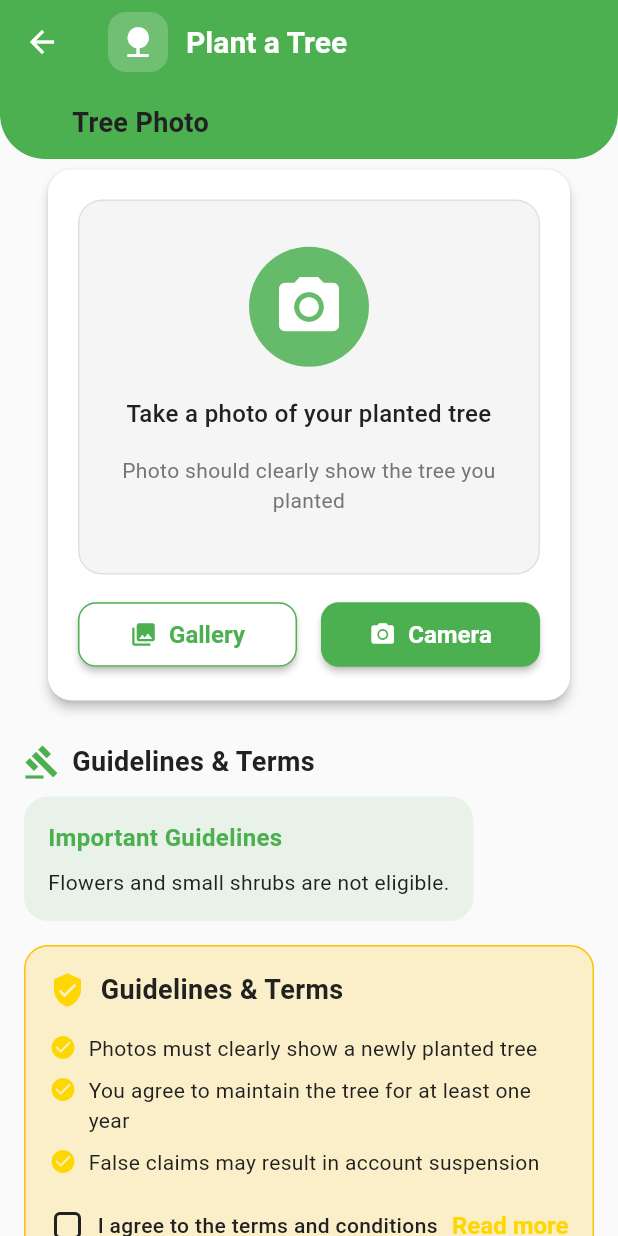
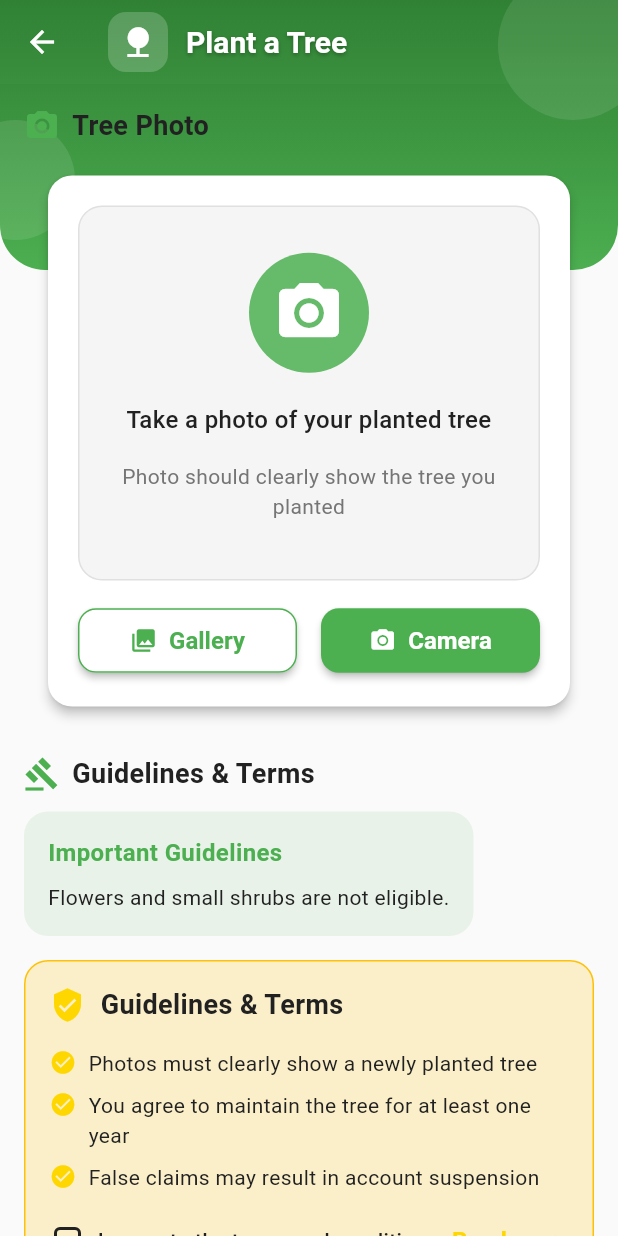
Before and after one commit to RensithUdara/Eco-Coins-Mobile-App, a Flutter app: the PlantTreeScreen screen opened by its route, scrolled down 576 dp, on a phone screen of 412 x 824 dp. Run offline on Flutter 3.47's test engine with Material 3 defaults, Android fonts, the phone set to English and light mode, and no system bars; our stand-ins replace image_picker, sqflite; accounts and stored records are empty.

Commit message:
Enhance PlantTreeScreen layout with animated gradient background, improved spacing, and shadow effects for better visual appeal

```diff
--- a/lib/views/home/plant_tree_screen.dart
+++ b/lib/views/home/plant_tree_screen.dart
@@ -143,9 +143,10 @@ class _PlantTreeScreenState extends State<PlantTreeScreen> {
   Widget build(BuildContext context) {
     return Scaffold(
       backgroundColor: ColorConstants.background,
+      extendBodyBehindAppBar: true,
       appBar: AppBar(
         elevation: 0,
-        backgroundColor: ColorConstants.primary,
+        backgroundColor: Colors.transparent,
         foregroundColor: Colors.white,
         title: Row(
           children: [
@@ -163,6 +164,13 @@ class _PlantTreeScreenState extends State<PlantTreeScreen> {
               style: TextStyle(
                 fontWeight: FontWeight.bold,
                 fontSize: 20,
+                shadows: [
+                  Shadow(
+                    offset: Offset(0, 1),
+                    blurRadius: 3,
+                    color: Color.fromRGBO(0, 0, 0, 0.3),
+                  ),
+                ],
               ),
             ),
           ],
@@ -170,22 +178,61 @@ class _PlantTreeScreenState extends State<PlantTreeScreen> {
       ),
       body: Stack(
         children: [
-          // Green curved background at top
+          // Animated gradient background at top
           Container(
-            height: 50,
+            height: 180,
             width: double.infinity,
             decoration: const BoxDecoration(
-              color: ColorConstants.primary,
+              gradient: LinearGradient(
+                colors: [
+                  ColorConstants.primaryDark,
+                  ColorConstants.primary,
+                ],
+                begin: Alignment.topCenter,
+                end: Alignment.bottomCenter,
+              ),
               borderRadius: BorderRadius.only(
                 bottomLeft: Radius.circular(30),
                 bottomRight: Radius.circular(30),
               ),
             ),
+            child: Stack(
+              children: [
+                // Decorative circles
+                Positioned(
+                  top: -20,
+                  right: -20,
+                  child: Container(
+                    width: 100,
+                    height: 100,
+                    decoration: BoxDecoration(
+                      shape: BoxShape.circle,
+                      color: Colors.white.withOpacity(0.1),
                     ),
+                  ),
+                ),
+                Positioned(
+                  bottom: 20,
+                  left: -30,
+                  child: Container(
+                    width: 80,
+                    height: 80,
+                    decoration: BoxDecoration(
+                      shape: BoxShape.circle,
+                      color: Colors.white.withOpacity(0.1),
+                    ),
+                  ),
+                ),
+              ],
+            ),
+          ),
+
           // Content
-          SingleChildScrollView(
+          SafeArea(
+            child: SingleChildScrollView(
+              physics: const BouncingScrollPhysics(),
               child: Padding(
-              padding: const EdgeInsets.all(16.0),
+                padding: const EdgeInsets.fromLTRB(16.0, 8.0, 16.0, 16.0),
                 child: Form(
                   key: _formKey,
                   child: Column(
@@ -193,29 +240,34 @@ class _PlantTreeScreenState extends State<PlantTreeScreen> {
                     children: [
                       // Impact Banner
                       _buildImpactBanner(),
-                    const SizedBox(height: 20),
+                      const SizedBox(height: 24),
 
-                    // Section Title
+                      // Tree Details Section
                       _buildSectionTitle('Tree Details', Icons.eco),
-                    const SizedBox(height: 10),
+                      const SizedBox(height: 12),
                       _buildTreeInfoCard(),
 
-                    const SizedBox(height: 20),
+                      const SizedBox(height: 24),
+
+                      // Tree Photo Section
                       _buildSectionTitle('Tree Photo', Icons.photo_camera),
-                    const SizedBox(height: 10),
+                      const SizedBox(height: 12),
                       _buildPhotoUploadCard(),
 
-                    const SizedBox(height: 20),
+                      const SizedBox(height: 24),
+
+                      // Guidelines Section
                       _buildSectionTitle('Guidelines & Terms', Icons.gavel),
-                    const SizedBox(height: 10),
+                      const SizedBox(height: 12),
                       _buildImportantGuidelines(),
                       const SizedBox(height: 16),
                       _buildTermsAndConditions(),
 
-                    const SizedBox(height: 30),
+                      const SizedBox(height: 36),
                       _buildSubmitButton(),
-                    const SizedBox(height: 20),
+                      const SizedBox(height: 24),
                     ],
+                  ),
                 ),
               ),
             ),
```
Lines whose indentation alone changed are shown as unchanged.
